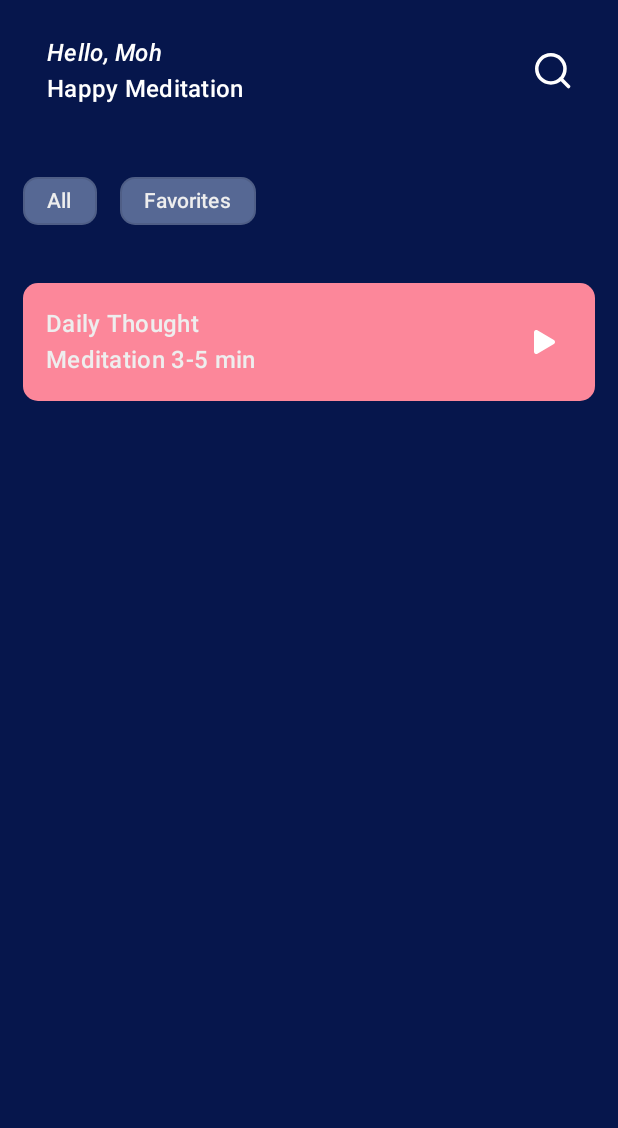
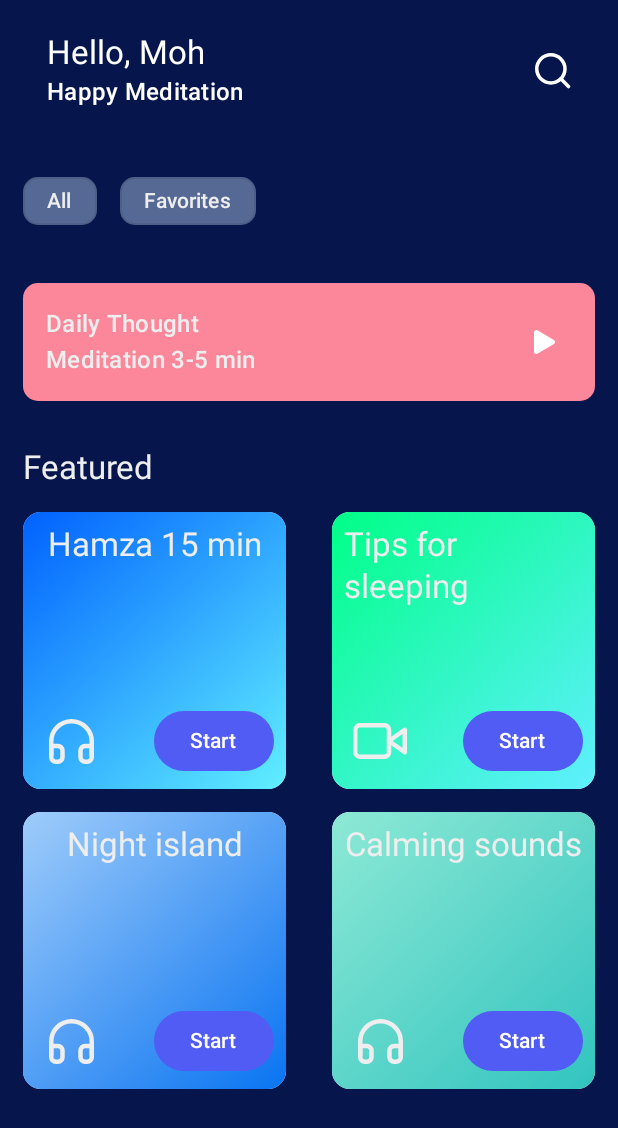
Before and after one commit to mxd0-0/meditationApp, an Android app built with Jetpack Compose: the @Preview function Preview, on a phone screen of 412 x 824 dp. Shown: the top 1128 px of the screen. Run offline under Robolectric (Android 15) with nearby library versions, the phone set to English and light mode, and no system bars; Roboto replaces fonts that are not available here.

Commit message:
Featured Section Done

```diff
--- /dev/null
+++ b/app/src/main/java/com/example/meditationapp/Featured.kt
@@ -0,0 +1,12 @@
+package com.example.meditationapp
+
+
+import androidx.annotation.DrawableRes
+import androidx.compose.ui.graphics.Color
+
+data class Feature(
+    val title: String,
+    @DrawableRes val iconId: Int,
+    val lightColor: Color,
+    val mediumColor: Color,
+)
--- a/app/src/main/java/com/example/meditationapp/HomeScreen.kt
+++ b/app/src/main/java/com/example/meditationapp/HomeScreen.kt
@@ -9,7 +9,14 @@ import androidx.compose.foundation.layout.fillMaxWidth
 import androidx.compose.foundation.layout.padding
 import androidx.compose.foundation.layout.size
 import androidx.compose.foundation.lazy.LazyRow
+import androidx.compose.foundation.lazy.grid.GridCells
+import androidx.compose.foundation.lazy.grid.LazyVerticalGrid
 import androidx.compose.foundation.shape.RoundedCornerShape
+import androidx.compose.material.icons.Icons
+import androidx.compose.material.icons.filled.Done
+import androidx.compose.material3.Button
+import androidx.compose.material3.ButtonDefaults
+import androidx.compose.material3.Card
 import androidx.compose.material3.ExperimentalMaterial3Api
 import androidx.compose.material3.FilterChip
 import androidx.compose.material3.FilterChipDefaults
@@ -27,9 +34,9 @@ import androidx.compose.runtime.setValue
 import androidx.compose.ui.Alignment
 import androidx.compose.ui.Modifier
 import androidx.compose.ui.draw.clip
+import androidx.compose.ui.graphics.Brush
 import androidx.compose.ui.graphics.Color
 import androidx.compose.ui.res.painterResource
-import androidx.compose.ui.text.font.FontStyle
 import androidx.compose.ui.tooling.preview.Preview
 import androidx.compose.ui.unit.dp
 import com.example.meditationapp.ui.theme.ButtonBlue
@@ -38,8 +45,9 @@ import com.example.meditationapp.ui.theme.DeepBlue
 import com.example.meditationapp.ui.theme.LightRed
 import com.example.meditationapp.ui.theme.TextWhite
 
+
 @Composable
-fun HomeScreen(modifier: Modifier = Modifier) {
+fun HomeScreen() {
     Box(
         modifier = Modifier
             .fillMaxSize()
@@ -49,6 +57,35 @@ fun HomeScreen(modifier: Modifier = Modifier) {
             TopAppBar()
             ChipSection(chipTexts = listOf("All", "Favorites"))
             CurrentMeditation()
+            Featured(
+                feature = listOf(
+                    Feature(
+                        title = "Hamza 15 min",
+                        R.drawable.ic_headphone,
+                        Color(0xff0061ff),
+                        Color(0xff60efff),
+
+                        ), Feature(
+                        title = "Tips for sleeping",
+                        R.drawable.ic_videocam,
+                        Color(0xff00ff87),
+                        Color(0xff60efff),
+
+                        ), Feature(
+                        title = "Night island",
+                        R.drawable.ic_headphone,
+                        Color(0xff9fccfa),
+                        Color(0xff0974f1),
+
+                        ), Feature(
+                        title = "Calming sounds",
+                        R.drawable.ic_headphone,
+                        Color(0xff8de9d5),
+                        Color(0xff32c4c0),
+
+                        )
+                )
+            )
 
 
         }
@@ -57,8 +94,7 @@ fun HomeScreen(modifier: Modifier = Modifier) {
 
 @OptIn(ExperimentalMaterial3Api::class)
 @Composable
-fun TopAppBar(modifier: Modifier = Modifier) {
-
+fun TopAppBar() {
     TopAppBar(modifier = Modifier.padding(15.dp), colors = TopAppBarColors(
         containerColor = Color.Transparent,
         navigationIconContentColor = Color.Transparent,
@@ -68,14 +104,15 @@ fun TopAppBar(modifier: Modifier = Modifier) {
     ), title = {
         Column {
             Text(
-                text = "Hello, Moh", style = MaterialTheme.typography.titleMedium, fontStyle = FontStyle.Italic
+                text = "Hello, Moh",
+                style = MaterialTheme.typography.titleLarge,
             )
             Text(
                 text = "Happy Meditation", style = MaterialTheme.typography.titleMedium
             )
         }
     }, actions = {
-        IconButton(onClick = { /*TODO*/ }) {
+        IconButton(onClick = { }) {
             Icon(
                 painter = painterResource(id = R.drawable.ic_search),
                 contentDescription = "Search",
@@ -88,76 +125,154 @@ fun TopAppBar(modifier: Modifier = Modifier) {
 }
 
 @Composable
-fun ChipSection(chipTexts: List<String>, modifier: Modifier = Modifier) {
-
+fun ChipSection(chipTexts: List<String>) {
     LazyRow {
         items(chipTexts.size) { index ->
             Chip(chipTxt = chipTexts[index])
         }
-
-
     }
-
-
 }
 
 @Composable
-fun CurrentMeditation(modifier: Modifier = Modifier) {
+fun CurrentMeditation() {
     Row(
         modifier = Modifier
             .padding(15.dp)
             .clip(RoundedCornerShape(10.dp))
             .background(LightRed)
-            .fillMaxWidth(),
-        verticalAlignment = Alignment.CenterVertically
+            .fillMaxWidth(), verticalAlignment = Alignment.CenterVertically
     ) {
         Column(
-            modifier = Modifier.weight(1f).padding(15.dp),
-            horizontalAlignment = Alignment.Start
+            modifier = Modifier
+                .weight(1f)
+                .padding(15.dp), horizontalAlignment = Alignment.Start
         ) {
             Text(
-                text = "Daily Thought", style = MaterialTheme.typography.titleMedium, color = TextWhite
+                text = "Daily Thought",
+                style = MaterialTheme.typography.titleMedium,
+                color = TextWhite
             )
             Text(
-                text = "Meditation 3-5 min", style = MaterialTheme.typography.titleMedium, color = TextWhite
+                text = "Meditation 3-5 min",
+                style = MaterialTheme.typography.titleMedium,
+                color = TextWhite
             )
         }
-        IconButton(onClick = { /*TODO*/ }, modifier = Modifier.padding(10.dp)) {
+        IconButton(onClick = { }, modifier = Modifier.padding(10.dp)) {
             Icon(
                 painter = painterResource(id = R.drawable.ic_play),
                 contentDescription = "Play",
                 tint = Color.White,
                 modifier = Modifier.size(16.dp)
-
             )
         }
-
-
     }
 }
 
 @Composable
-fun Chip(chipTxt: String, modifier: Modifier = Modifier) {
+fun Chip(chipTxt: String) {
     var selected by remember {
         mutableStateOf(false)
+    }
+    FilterChip(modifier = Modifier.padding(start = 15.dp, top = 15.dp, bottom = 15.dp),
+        onClick = { selected = !selected },
 
-    }
-
-    FilterChip(
-        modifier = Modifier.padding(start = 15.dp, top = 15.dp, bottom = 15.dp),
         selected = selected,
-        onClick = { selected = !selected },
         label = { Text(text = chipTxt, color = TextWhite) },
         colors = FilterChipDefaults.filterChipColors(
             selectedContainerColor = ButtonBlue,
             containerColor = DarkerButtonBlue,
-            ),
+        ),
         border = FilterChipDefaults.filterChipBorder(enabled = false, selected = false),
-        shape = RoundedCornerShape(10.dp)
+        shape = RoundedCornerShape(10.dp),
+        leadingIcon = {
+            if (selected) {
+                Icon(
+                    imageVector = Icons.Filled.Done,
+                    contentDescription = "Done icon",
+                    tint = Color.White,
+                    modifier = Modifier.size(FilterChipDefaults.IconSize)
+                )
+
+            }
+        })
+}
+
+@Composable
+fun Featured(feature: List<Feature>) {
+    Text(
+        text = "Featured",
+        style = MaterialTheme.typography.titleLarge,
+        color = TextWhite,
+        modifier = Modifier.padding(15.dp)
+    )
+    LazyVerticalGrid(columns = GridCells.Fixed(2)) {
+        items(feature.size) {
+            TheCard(feature = feature[it])
+        }
+    }
+
+}
+
+@Composable
+fun TheCard(feature: Feature) {
+    val brush = Brush.linearGradient(
+        colors = listOf(
+            feature.lightColor, feature.mediumColor
+        )
+    )
 
 
-    )
+//End
+    Card(
+        modifier = Modifier
+            .size(height = 200.dp, width = 190.dp)
+            .padding(start = 15.dp, bottom = 15.dp, end = 15.dp)
 
+    ) {
+
+        Box(
+            modifier = Modifier
+                .fillMaxSize()
+                .background(brush)
+                .padding(8.dp)
+        ) {
+
+
+            Text(
+                text = feature.title,
+                style = MaterialTheme.typography.titleLarge,
+                color = TextWhite,
+
+                modifier = Modifier.align(
+                    Alignment.TopCenter
+                )
+            )
+
+            IconButton(
+                onClick = { }, modifier = Modifier.align(Alignment.BottomStart)
+            ) {
+                Icon(
+                    painter = painterResource(id = feature.iconId),
+                    contentDescription = null,
+                    tint = TextWhite,
+                    modifier = Modifier
+                )
+            }
+            Button(
+                onClick = { },
+                modifier = Modifier.align(Alignment.BottomEnd),
+                colors = ButtonDefaults.buttonColors(
+                    containerColor = ButtonBlue
+
+                )
+            ) {
+                Text(text = "Start")
+
+            }
+        }
+
+    }
 }
 
 
--- a/app/src/main/java/com/example/meditationapp/MainActivity.kt
+++ b/app/src/main/java/com/example/meditationapp/MainActivity.kt
@@ -4,19 +4,13 @@ import android.os.Bundle
 import androidx.activity.ComponentActivity
 import androidx.activity.compose.setContent
 import androidx.activity.enableEdgeToEdge
-import androidx.compose.foundation.layout.fillMaxSize
-import androidx.compose.foundation.layout.padding
-import androidx.compose.material3.Scaffold
-import androidx.compose.material3.Text
-import androidx.compose.runtime.Composable
-import androidx.compose.ui.Modifier
-import androidx.compose.ui.tooling.preview.Preview
 
 class MainActivity : ComponentActivity() {
     override fun onCreate(savedInstanceState: Bundle?) {
         super.onCreate(savedInstanceState)
         enableEdgeToEdge()
         setContent {
+            HomeScreen()
 
         }
     }
```
